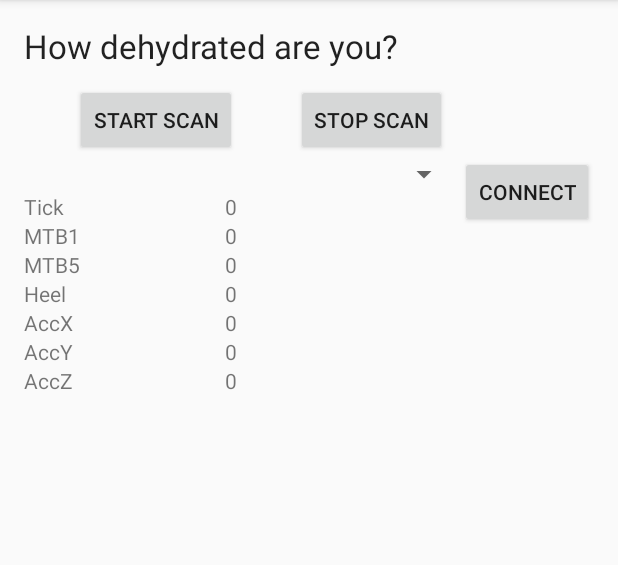
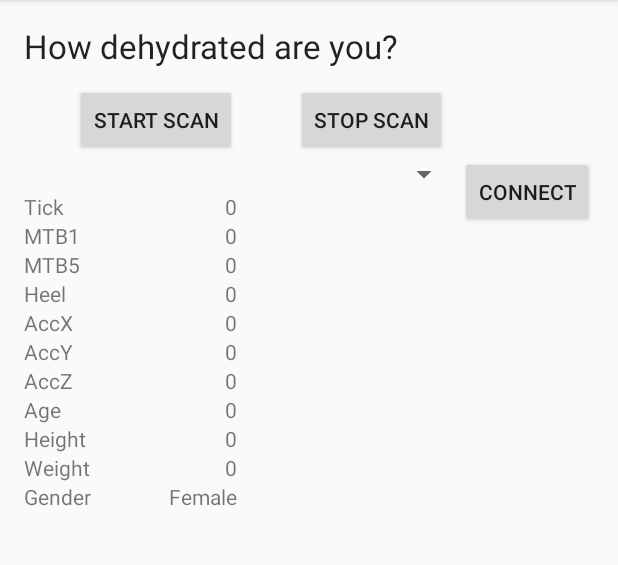
Before and after one commit to ahoiberg/Splash, an Android app: the screen it shows after launch (MainActivity), after a tap on "SAVE", on a phone screen of 412 x 824 dp, the part 84-649 px from its top. Run offline under Robolectric (Android 15) with nearby library versions, the phone set to English and light mode, and no system bars.

Commit message:
User Preferences

```diff
--- a/app/src/main/AndroidManifest.xml
+++ b/app/src/main/AndroidManifest.xml
@@ -3,21 +3,21 @@
     xmlns:tools="http://schemas.android.com/tools"
     package="com.example.andrewhoiberg.thirsty_bro" >
 
-    <uses-permission android:name="android.permission.INTERNET"/>
-    <uses-permission android:name="android.permission.ACCESS_NETWORK_STATE"/>
-    <uses-permission android:name="android.permission.WRITE_EXTERNAL_STORAGE"/>
-    <uses-permission android:name="android.permission.ACCESS_COARSE_LOCATION"/>
-    <uses-permission android:name="android.permission.ACCESS_FINE_LOCATION"/>
-
     <uses-sdk
         android:minSdkVersion="18"
         tools:overrideLibrary="com.sensoria.sensorialibrary" />
-        android:name="android.permission.WRITE_EXTERNAL_STORAGE"
-        android:name="android.permission.READ_PHONE_STATE" />
 
+    <uses-permission android:name="android.permission.INTERNET" />
+    <uses-permission android:name="android.permission.ACCESS_NETWORK_STATE" />
+    <uses-permission android:name="android.permission.WRITE_EXTERNAL_STORAGE" />
+    <uses-permission android:name="android.permission.ACCESS_COARSE_LOCATION" />
+    <uses-permission android:name="android.permission.ACCESS_FINE_LOCATION" />
+    <uses-permission android:name="android.permission.WRITE_EXTERNAL_STORAGE"/>
+    <uses-permission android:name="android.permission.READ_PHONE_STATE" />
     <uses-feature
         android:glEsVersion="0x00020000"
-        android:required="true"/>
+        android:required="true" />
+
 
     <application
         android:allowBackup="true"
@@ -37,6 +37,10 @@
             android:name=".UserSettings"
             android:label="@string/title_activity_user_settings" >
         </activity>
+        <activity
+            android:name=".UserSettingsActivity"
+            android:label="@string/title_activity_user_settings" >
+        </activity>
     </application>
 
 </manifest>
--- a/app/src/main/java/com/example/andrewhoiberg/thirsty_bro/MainActivity.java
+++ b/app/src/main/java/com/example/andrewhoiberg/thirsty_bro/MainActivity.java
@@ -40,10 +40,28 @@ public class MainActivity extends ActionBarActivity implements SAAnkletInterface
 
         SharedPreferences settings = getSharedPreferences(UserPreferences.PREFS_NAME, 0);
 
-        if(settings.getInt("age",-1)==-1){
+        if(settings.getInt("age",-1)==-1||settings.getInt("height",-1)==-1||settings.getInt("weight",-1)==-1||!settings.contains("isMale")){
             openUserSettings();
+        }else{
+            displayUserPreferences();
         }
 
+
+
+    }
+
+    public void displayUserPreferences(){
+        TextView age = (TextView) findViewById(R.id.ageValue);
+        TextView height = (TextView) findViewById(R.id.heightValue);
+        TextView weight = (TextView) findViewById(R.id.weightValue);
+        TextView gender = (TextView) findViewById(R.id.genderValue);
+
+        SharedPreferences settings = getSharedPreferences(UserPreferences.PREFS_NAME, 0);
+
+        age.setText(String.format("%d", settings.getInt("age",0)));
+        height.setText(String.format("%d", settings.getInt("height",-1)));
+        weight.setText(String.format("%d", settings.getInt("weight",0)));
+        gender.setText(settings.getBoolean("isMale",true)?"Male":"Female");
     }
 
     @Override
@@ -100,7 +118,7 @@ public class MainActivity extends ActionBarActivity implements SAAnkletInterface
     }
 
     public void openUserSettings(){
-        this.startActivity(new Intent(this,UserSettings.class));
+        this.startActivity(new Intent(this,UserSettingsActivity.class));
     }
 
     private String selectedCode;
@@ -159,6 +177,7 @@ public class MainActivity extends ActionBarActivity implements SAAnkletInterface
         TextView accY = (TextView) findViewById(R.id.accYValue);
         TextView accZ = (TextView) findViewById(R.id.accZValue);
 
+
         tick.setText(String.format("%d", anklet.tick));
         mtb1.setText(String.format("%d", anklet.mtb1));
         mtb5.setText(String.format("%d", anklet.mtb5));
@@ -166,6 +185,7 @@ public class MainActivity extends ActionBarActivity implements SAAnkletInterface
         accX.setText(String.format("%f", anklet.accX));
         accY.setText(String.format("%f", anklet.accY));
         accZ.setText(String.format("%f", anklet.accZ));
+
     }
 
 }
--- a/app/src/main/java/com/example/andrewhoiberg/thirsty_bro/UserSettings.java
+++ b/app/src/main/java/com/example/andrewhoiberg/thirsty_bro/UserSettingsActivity.java
@@ -11,7 +11,7 @@ import android.widget.EditText;
 import android.widget.RadioButton;
 import android.content.SharedPreferences;
 
-public class UserSettings extends ActionBarActivity {
+public class UserSettingsActivity extends ActionBarActivity {
 
     @Override
     protected void onCreate(Bundle savedInstanceState) {
@@ -53,7 +53,14 @@ public class UserSettings extends ActionBarActivity {
     }
 
     private int getIntSetting(int id){
-        return Integer.parseInt(((EditText)findViewById(id)).getText().toString());
+        String s =((EditText)findViewById(id)).getText().toString();
+        int i=0;
+        try {
+            i = Integer.parseInt(s);
+        }catch(RuntimeException e){
+
+        }
+        return i;
     }
 
     private void setStringSetting(int id, int s){
--- a/app/src/main/res/layout/activity_main.xml
+++ b/app/src/main/res/layout/activity_main.xml
@@ -111,6 +111,39 @@ android:layout_gravity="left|top" />
 <TextView
     android:layout_width="wrap_content"
     android:layout_height="wrap_content"
+    android:text="Age"
+    android:id="@+id/age"
+    android:layout_below="@+id/accZ"
+    android:layout_alignParentStart="true" />
+
+
+    <TextView
+        android:layout_width="wrap_content"
+        android:layout_height="wrap_content"
+        android:text="Height"
+        android:id="@+id/height"
+        android:layout_below="@+id/age"
+        android:layout_alignParentStart="true" />
+
+<TextView
+    android:layout_width="wrap_content"
+    android:layout_height="wrap_content"
+    android:text="Weight"
+    android:id="@+id/weight"
+    android:layout_below="@+id/height"
+    android:layout_alignParentStart="true" />
+
+<TextView
+    android:layout_width="wrap_content"
+    android:layout_height="wrap_content"
+    android:text="Gender"
+    android:id="@+id/gender"
+    android:layout_below="@+id/weight"
+    android:layout_alignParentStart="true" />
+
+<TextView
+    android:layout_width="wrap_content"
+    android:layout_height="wrap_content"
     android:textAppearance="?android:attr/textAppearanceSmall"
     android:text="0"
     android:id="@+id/tickValue"
@@ -171,5 +204,38 @@ android:layout_gravity="left|top" />
     android:layout_below="@+id/accYValue"
     android:layout_alignEnd="@+id/startScan" />
 
+<TextView
+    android:layout_width="wrap_content"
+    android:layout_height="wrap_content"
+    android:textAppearance="?android:attr/textAppearanceSmall"
+    android:text="0"
+    android:id="@+id/ageValue"
+    android:layout_below="@+id/accZValue"
+    android:layout_alignEnd="@+id/startScan" />
 
+
+<TextView
+    android:layout_width="wrap_content"
+    android:layout_height="wrap_content"
+    android:textAppearance="?android:attr/textAppearanceSmall"
+    android:text="0"
+    android:id="@+id/heightValue"
+    android:layout_below="@+id/ageValue"
+    android:layout_alignEnd="@+id/startScan" />
+<TextView
+    android:layout_width="wrap_content"
+    android:layout_height="wrap_content"
+    android:textAppearance="?android:attr/textAppearanceSmall"
+    android:text="0"
+    android:id="@+id/weightValue"
+    android:layout_below="@+id/heightValue"
+    android:layout_alignEnd="@+id/startScan" />
+<TextView
+    android:layout_width="wrap_content"
+    android:layout_height="wrap_content"
+    android:textAppearance="?android:attr/textAppearanceSmall"
+    android:text="0"
+    android:id="@+id/genderValue"
+    android:layout_below="@+id/weightValue"
+    android:layout_alignEnd="@+id/startScan" />
 </RelativeLayout>
--- a/app/src/main/res/menu/menu_user_settings.xml
+++ b/app/src/main/res/menu/menu_user_settings.xml
@@ -1,7 +1,7 @@
 <menu xmlns:android="http://schemas.android.com/apk/res/android"
     xmlns:app="http://schemas.android.com/apk/res-auto"
     xmlns:tools="http://schemas.android.com/tools"
-    tools:context="com.example.andrewhoiberg.thirsty_bro.UserSettings">
+    tools:context="com.example.andrewhoiberg.thirsty_bro.UserSettingsActivity">
     <item android:id="@+id/action_settings" android:title="@string/action_settings"
         android:orderInCategory="100" app:showAsAction="never" />
 </menu>
```
